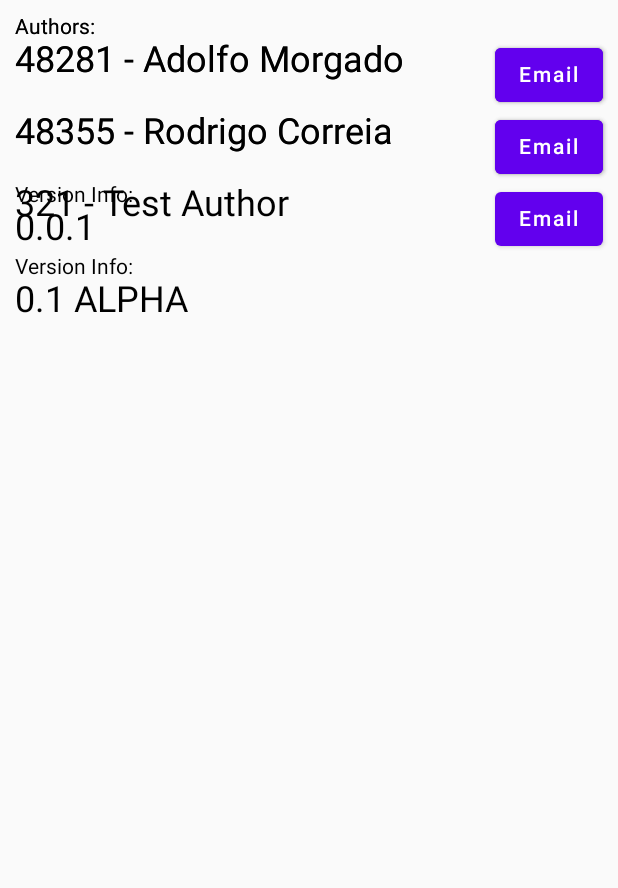
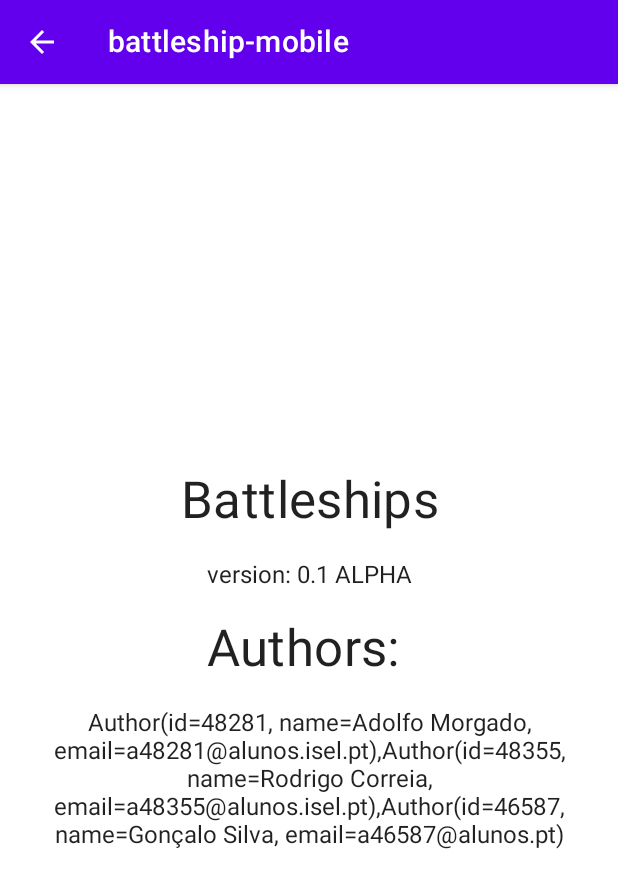
Before and after one commit to RodrigoHCorreia/battleship-mobile, an Android app built with Jetpack Compose: the AboutActivity screen opened directly, with no data from a screen before it, on a phone screen of 412 x 824 dp. Shown: the top 888 px of the screen. Run offline under Robolectric (Android 15) with nearby library versions, the phone set to English and light mode, and no system bars.

Commit message:
Added home and about screen

```diff
--- a/app/src/main/java/battleship/mobile/activities/AboutActivity.kt
+++ b/app/src/main/java/battleship/mobile/activities/AboutActivity.kt
@@ -1,19 +1,35 @@
 package battleship.mobile.activities
 
-import AboutScreen
+import android.app.Activity
+import android.content.Intent
 import android.os.Bundle
 import androidx.activity.ComponentActivity
 import androidx.activity.compose.setContent
 import androidx.activity.viewModels
+import androidx.compose.foundation.layout.fillMaxSize
+import androidx.compose.material.MaterialTheme
+import androidx.compose.material.Surface
+import androidx.compose.ui.Modifier
 import androidx.lifecycle.ViewModel
 import androidx.lifecycle.ViewModelProvider
 import battleship.mobile.DependenciesContainer
 import battleship.mobile.ServerInfoService
 import battleship.mobile.data.Info
 import battleship.mobile.data.appInfo
+import battleship.mobile.screens.AboutScreen
+import battleship.mobile.ui.theme.BattleshipmobileTheme
 import battleship.mobile.viewmodels.ServerInfoViewModel
 
 class AboutActivity : ComponentActivity() {
+
+    companion object {
+        fun navigate(origin: Activity) {
+            with(origin) {
+                val intent = Intent(this, AboutActivity::class.java)
+                startActivity(intent)
+            }
+        }
+    }
 
     private val serverInfoService: ServerInfoService by lazy {
         (application as DependenciesContainer).serverService
@@ -34,7 +50,18 @@ class AboutActivity : ComponentActivity() {
             if (!vm.isLoaded.value) vm.fetchServerInfo()
             val serverInfo: Info? = vm.serverInfo.value
 
-            AboutScreen(appInfo, serverInfo)
+            BattleshipmobileTheme {
+                Surface(
+                    modifier = Modifier.fillMaxSize(),
+                    color = MaterialTheme.colors.background
+                ) {
+                    AboutScreen(
+                        appInfo = appInfo,
+                        serverInfo = serverInfo,
+                        onBackRequested = { finish() }
+                    )
+                }
+            }
         }
     }
 }
--- a/app/src/main/java/battleship/mobile/activities/SignInActivity.kt
+++ b/app/src/main/java/battleship/mobile/activities/SignInActivity.kt
@@ -23,7 +23,7 @@ class SignInActivity : ComponentActivity() {
         setContent {
             SignInScreen(
                 onBackRequested = { finish() },
-                onSubmit = { finish() }
+                onSubmit = { HomeActivity.navigate(origin = this) }
             )
         }
     }
--- a/app/src/main/java/battleship/mobile/data/AppInfo.kt
+++ b/app/src/main/java/battleship/mobile/data/AppInfo.kt
@@ -11,6 +11,6 @@ val appInfo = Info(
     version = "0.1 ALPHA", authors = listOf(
         Author(48281, "Adolfo Morgado", "a48281@alunos.isel.pt"),
         Author(48355, "Rodrigo Correia", "a48355@alunos.isel.pt"),
-        Author(321, "Test Author", "email@alunos.pt")
+        Author(46587, "Gonçalo Silva", "a46587@alunos.pt")
     )
 )
--- a/app/src/main/java/battleship/mobile/screens/AboutScreen.kt
+++ b/app/src/main/java/battleship/mobile/screens/AboutScreen.kt
@@ -1,15 +1,57 @@
+package battleship.mobile.screens
+
+import androidx.compose.foundation.layout.*
+import androidx.compose.material.*
 import androidx.compose.runtime.Composable
-import battleship.mobile.FakeServerInfoService
+import androidx.compose.ui.Alignment
+import androidx.compose.ui.Modifier
+import androidx.compose.ui.text.style.TextAlign
+import androidx.compose.ui.unit.dp
 import battleship.mobile.data.Info
-import battleship.mobile.data.appInfo
+import battleship.mobile.ui.TopBar
+import battleship.mobile.ui.theme.BattleshipmobileTheme
 
 @Composable
 fun AboutScreen(
     appInfo: Info,
     serverInfo: Info? = null,
-
+    onBackRequested: () -> Unit = { }
 ) {
-    AboutView(appInfo)
-    //TODO: serverInfo
-    AboutView(serverInfo)
+    BattleshipmobileTheme {
+        Scaffold(
+            modifier = Modifier.fillMaxSize(),
+            backgroundColor = MaterialTheme.colors.background,
+            topBar = { TopBar(onBackRequested = onBackRequested) }
+        ) { innerPadding ->
+            Column(
+                verticalArrangement = Arrangement.spacedBy(20.dp, Alignment.CenterVertically),
+                horizontalAlignment = Alignment.CenterHorizontally,
+                modifier = Modifier
+                    .padding(innerPadding)
+                    .fillMaxSize()
+            ) {
+                Text(
+                    text = "Battleships",
+                    style = MaterialTheme.typography.h4,
+                    textAlign = TextAlign.Center
+                )
+                Text(
+                    text = "version: " + appInfo.version,
+                    style = MaterialTheme.typography.body1,
+                    textAlign = TextAlign.Center
+                )
+                Text(
+                    text = "Authors: ",
+                    style = MaterialTheme.typography.h4,
+                    textAlign = TextAlign.Center
+                )
+                Text(
+                    // necessario arranjar a info dos autores
+                    text = appInfo.authors.joinToString(","),
+                    style = MaterialTheme.typography.body1,
+                    textAlign = TextAlign.Center
+                )
+            }
+        }
+    }
 }
```
Also changed, not shown: app/src/main/AndroidManifest.xml (+6 -1 lines), app/src/main/java/battleship/mobile/activities/HomeActivity.kt (+17 -10 lines), app/src/main/java/battleship/mobile/activities/RankingActivity.kt (+13 -0 lines), app/src/main/java/battleship/mobile/activities/SignActivity.kt (+11 -0 lines), app/src/main/java/battleship/mobile/screens/HomeScreen.kt (+64 -20 lines).
